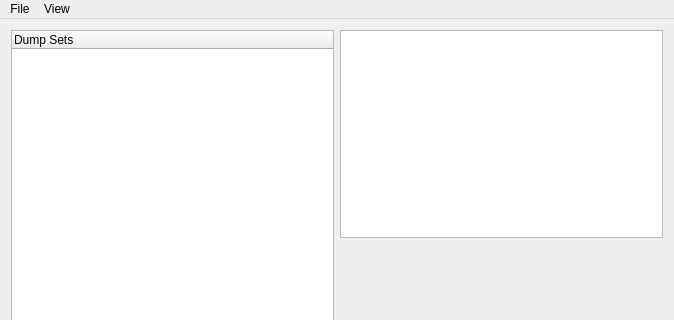
nhurman/data-carving, file BitGrapher/mainwindow.ui: the form before one commit; both pictures show x 0 to 674 and y 0 to 320 of the 674 by 463 pixel window.
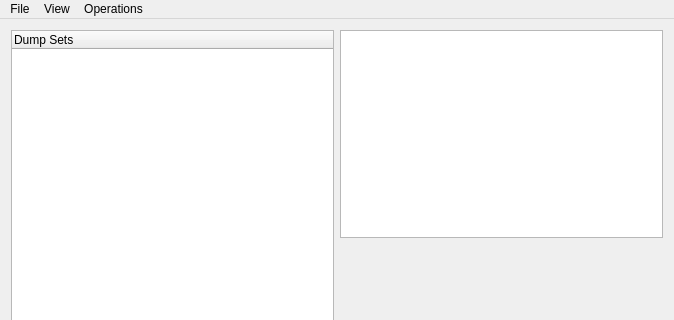
The form after the commit. Custom widgets are drawn as their Qt base class.

Commit message: First version of similarities display. Changed from PlainTextEdit to TextEdit for color management

```diff
--- a/BitGrapher/mainwindow.ui
+++ b/BitGrapher/mainwindow.ui
@@ -77,8 +77,15 @@
     <addaction name="actionBitmap_View"/>
     <addaction name="actionDiagonals_View"/>
    </widget>
+   <widget class="QMenu" name="menuOperations">
+    <property name="title">
+     <string>Operations</string>
+    </property>
+    <addaction name="actionSimilarities"/>
+   </widget>
    <addaction name="menuFile"/>
    <addaction name="menuView"/>
+   <addaction name="menuOperations"/>
   </widget>
   <action name="actionOpen">
    <property name="text">
```
Left out of the diff: 11 changed lines with no effect on the pictures. The commit also changes 2 other files.
